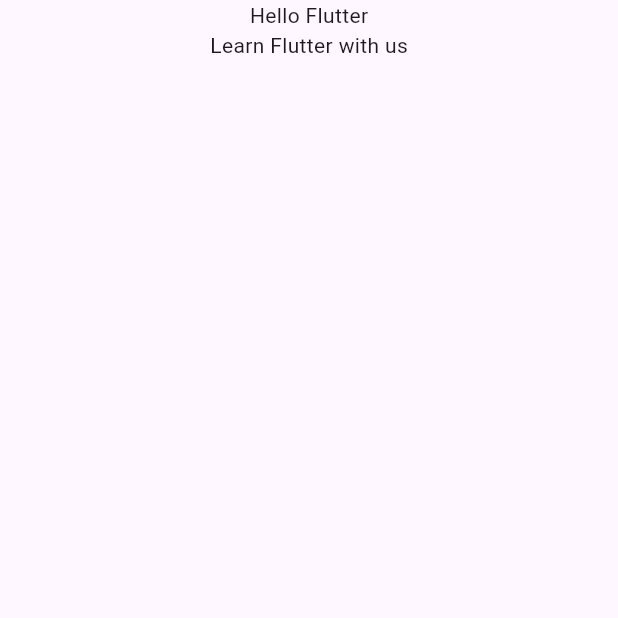
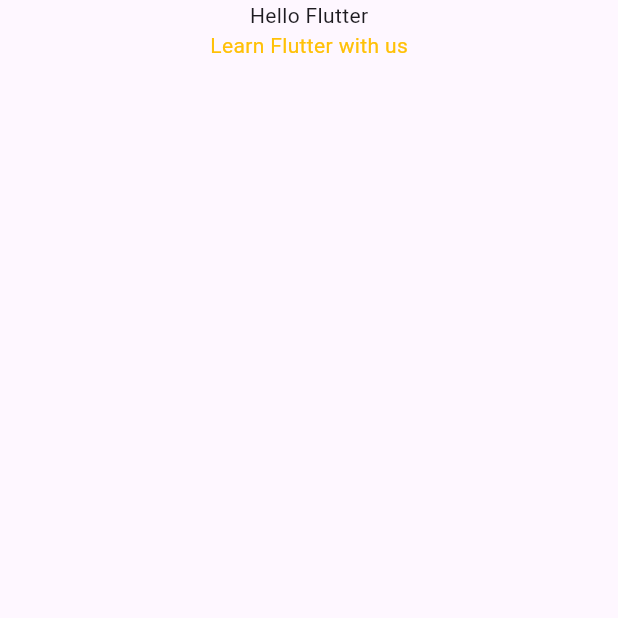
Before and after one commit to AnushaReddi02/Excelerate_FlutterLMS_Team33, a Flutter app: the screen it shows after launch, on a phone screen of 412 x 824 dp, the top half of it. Run offline on Flutter 3.47's test engine with Material 3 defaults, Android fonts, the phone set to English and light mode, and no system bars.

Commit message:
Changed colour

```diff
--- a/lib/main.dart
+++ b/lib/main.dart
@@ -20,7 +20,10 @@
                 crossAxisAlignment: CrossAxisAlignment.center,
                 children: [
                   Text('Hello Flutter'),
-                  Text('Learn Flutter with us'),
+                  Text(
+                    'Learn Flutter with us',
+                    style: TextStyle(color: Colors.amber),
+                  ),
                 ],
               ),
             ],
```
